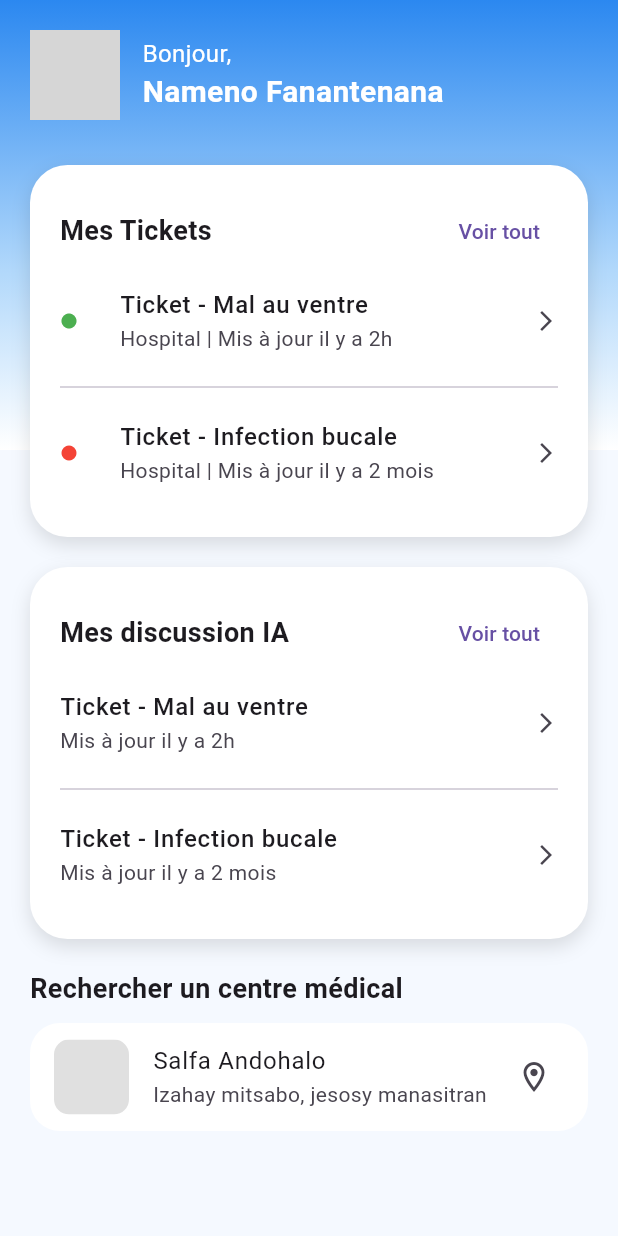
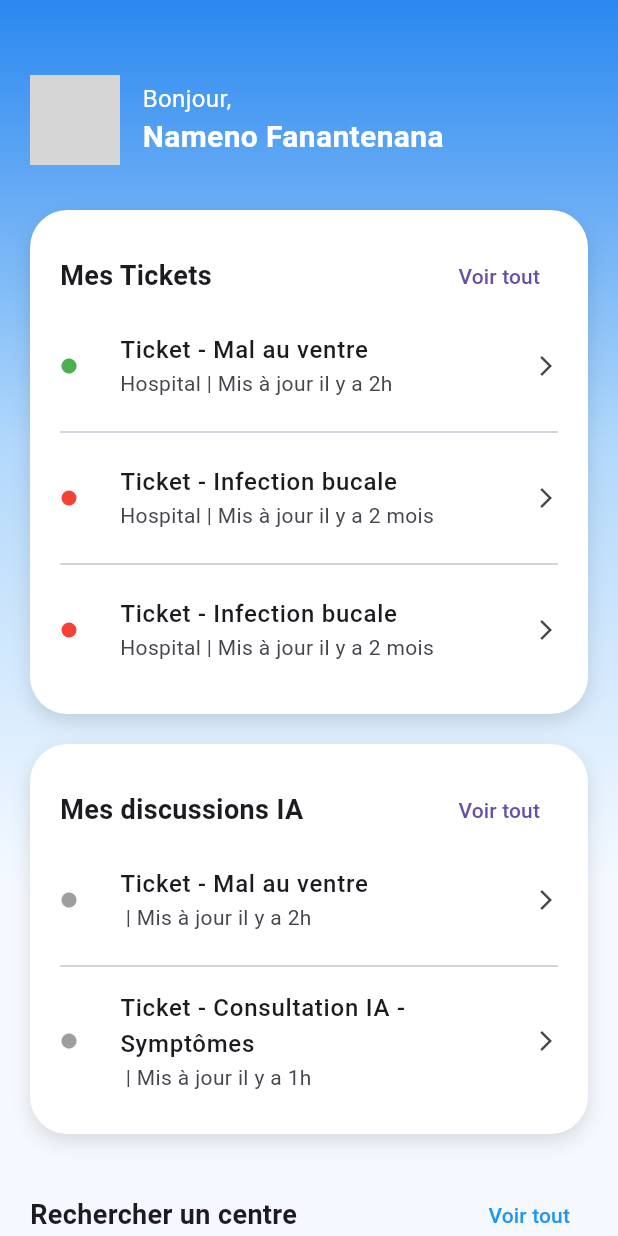
Before and after one commit to loomrkt/medipass, a Flutter app: the HomePage screen opened directly, after a tap on "Voir tout", on a phone screen of 412 x 824 dp. Run offline on Flutter 3.47's test engine with Material 3 defaults, Android fonts, the light colour scheme and no system bars; our stand-ins replace go_router, local_auth, persistent_bottom_nav_bar, shared_preferences; accounts and stored records are empty; network calls fail; grey boxes are pictures that could not be loaded.

Commit message:
home page

```diff
--- /dev/null
+++ b/lib/features/home/domain/entities/medical_item.dart
@@ -0,0 +1,19 @@
+// domain/entities/medical_item.dart
+class MedicalItem {
+  final String title;
+  final String? subtitle;
+  final String time;
+  final dynamic statusColor; // Utiliser un code Hex ou String pour rester pur
+
+  MedicalItem({required this.title, this.subtitle, required this.time, this.statusColor});
+}
+
+// domain/entities/medical_center.dart
+class MedicalCenter {
+  final String name;
+  final String slogan;
+  final String time;
+  final bool showButton;
+
+  MedicalCenter({required this.name, required this.slogan, required this.time, this.showButton = false});
+}
--- a/lib/features/home/presentation/pages/home_page.dart
+++ b/lib/features/home/presentation/pages/home_page.dart
@@ -1,106 +1,127 @@
 import 'package:flutter/material.dart';
-import '../widgets/home_header_widget.dart'; // Vérifie bien le nom du fichier
-import '../widgets/section_card.dart';      // Convention snake_case recommandée
+import '../widgets/home_header_widget.dart';
+import '../widgets/medical_list_section.dart';
+import '../widgets/ActivitySection.dart';
+class HomePage extends StatefulWidget {
+  const HomePage({super.key});
 
-class HomePage extends StatelessWidget {
-  const HomePage({super.key});
+  @override
+  State<HomePage> createState() => _HomePageState();
+}
+
+class _HomePageState extends State<HomePage> {
+  final ScrollController _scrollController = ScrollController();
+
+  // Données simulées
+  final List<Map<String, dynamic>> ticketsData = [
+    {
+      "title": "Mal au ventre",
+      "subtitlePrefix": "Hospital",
+      "time": "il y a 2h",
+      "statusColor": Colors.green,
+    },
+    {
+      "title": "Infection bucale",
+      "subtitlePrefix": "Hospital",
+      "time": "il y a 2 mois",
+      "statusColor": Colors.red,
+    },
+    {
+      "title": "Infection bucale",
+      "subtitlePrefix": "Hospital",
+      "time": "il y a 2 mois",
+      "statusColor": Colors.red,
+    },
+  ];
+
+  final List<Map<String, dynamic>> iaData = [
+    {
+      "title": "Mal au ventre",
+      "time": "il y a 2h",
+    },
+    {
+      "title": "Consultation IA - Symptômes",
+      "time": "il y a 1h",
+    },
+  ];
+
+  final List<Map<String, dynamic>> centresData = [
+    {
+      "name": "Salfa Andohalo",
+      "slogan": "Izahay mitsabo, jesosy manasitran",
+      "time": "10:30am - 5:30pm",
+      "showButton": true,
+    },
+    {
+      "name": "Salfa Andohalo",
+      "slogan": "Izahay mitsabo, jesosy manasitran",
+      "time": "10:30am - 5:30pm",
+      "showButton": true,
+    },
+  ];
+
+  final List<Map<String, dynamic>> labosData = [
+    {
+      "name": "Salfa Andohalo",
+      "slogan": "Izahay mitsabo, jesosy manasitran",
+      "time": "10:30am - 5:30pm",
+      "showButton": false,
+    },
+    {
+      "name": "Salfa Andohalo",
+      "slogan": "Izahay mitsabo, jesosy manasitran",
+      "time": "10:30am - 5:30pm",
+      "showButton": false,
+    },
+  ];
 
 @override
 Widget build(BuildContext context) {
   return Scaffold(
-      backgroundColor: const Color(0xFFF5F9FF),
-      body: Stack(
-        children: [
-          // Fond dégradé
-          Container(
-            height: 300,
+    // On enlève le Stack ici
+    body: SingleChildScrollView(
+      controller: _scrollController,
+      physics: const BouncingScrollPhysics(),
+      child: Container(
+        // Le dégradé est appliqué ici
         decoration: const BoxDecoration(
           gradient: LinearGradient(
             begin: Alignment.topCenter,
             end: Alignment.bottomCenter,
-                stops: [0.0, 0.6, 1.0],
+            stops: [0.0, 0.2, 0.4],
             colors: [
-                  Color(0xFF2B88F0), // Radiant blue from the images
-                  Color(0xFFB1D8FB), // Lighter blue transition
-                  Colors.white,      // Fades completely into white
+              Color(0xFF2B88F0),
+              Color(0xFFB1D8FB),
+              Color(0xFFF5F9FF),
+            ],
+          ),
+        ),
+        child: SafeArea(
+          child: Column(
+            children: [
+              const SizedBox(height: 30),
+              const HomeHeaderWidget(),
+              ActivitySection(title: "Mes Tickets", data: ticketsData),
+              ActivitySection(title: "Mes discussions IA", data: iaData),
+              const SizedBox(height: 10),
+              MedicalListSection(
+                title: "Rechercher un centre",
+                onSeeAllPressed: () {},
+                items: centresData,
+              ),
+              const SizedBox(height: 10),
+              MedicalListSection(
+                title: "Rechercher un laboratoire",
+                onSeeAllPressed: () {},
+                items: labosData,
+              ),
+              const SizedBox(height: 30),
             ],
           ),
         ),
       ),
-          SafeArea(
-            child: SingleChildScrollView(
-              child: Column(
-                children: [
-                  // Remplacement de _buildHeader() par le Widget
-                  const HomeHeaderWidget(),
-
-                  SectionCard(
-                    title: "Mes Tickets",
-                    children: [
-                      _buildTicketItem("Mal au ventre", "Hospital", "il y a 2h", Colors.green),
-                      const Divider(),
-                      _buildTicketItem("Infection bucale", "Hospital", "il y a 2 mois", Colors.red),
-                    ],
-                  ),
-
-                  SectionCard(
-                    title: "Mes discussion IA",
-                    children: [
-                      _buildTicketItem("Mal au ventre", null, "il y a 2h", null),
-                      const Divider(),
-                      _buildTicketItem("Infection bucale", null, "il y a 2 mois", null),
-                    ],
-                  ),
-
-                  _buildMedicalCenterSearch(),
-                ],
-              ),
-            ),
-          ),
-        ],
     ),
   );
 }
 
-  // Garde ces méthodes ici pour l'instant, ou transforme les aussi en widgets
-  // dans le dossier /widgets pour une Clean Arch parfaite !
-  Widget _buildTicketItem(String title, String? hospital, String time, Color? statusColor) {
-    return ListTile(
-      contentPadding: EdgeInsets.zero,
-      leading: statusColor != null
-          ? Icon(Icons.circle, color: statusColor, size: 12)
-          : null,
-      title: Text("Ticket - $title", style: const TextStyle(fontWeight: FontWeight.w500)),
-      subtitle: Text("${hospital != null ? '$hospital | ' : ''}Mis à jour $time"),
-      trailing: const Icon(Icons.arrow_forward_ios, size: 16),
-    );
 }
-
-  Widget _buildMedicalCenterSearch() {
-    return Padding(
-      padding: const EdgeInsets.symmetric(horizontal: 20, vertical: 10),
-      child: Column(
-        crossAxisAlignment: CrossAxisAlignment.start,
-        children: [
-          const Text("Rechercher un centre médical", style: TextStyle(fontSize: 18, fontWeight: FontWeight.bold)),
-          const SizedBox(height: 10),
-          Container(
-            decoration: BoxDecoration(
-              color: Colors.white,
-              borderRadius: BorderRadius.circular(20),
-            ),
-            child: ListTile(
-              leading: ClipRRect(
-                borderRadius: BorderRadius.circular(10),
-                child: Container(color: Colors.grey[300], width: 50, height: 50),
-              ),
-              title: const Text("Salfa Andohalo"),
-              subtitle: const Text("Izahay mitsabo, jesosy manasitran"),
-              trailing: const Icon(Icons.location_on_outlined),
-            ),
-          ),
-        ],
-      ),
-    );
-  }
-}
--- /dev/null
+++ b/lib/features/home/presentation/widgets/ActivitySection.dart
@@ -0,0 +1,37 @@
+import 'package:flutter/material.dart';
+import 'section_card.dart';
+import 'ticket_item_widget.dart';
+import 'empty_section.dart';
+
+class ActivitySection extends StatelessWidget {
+  final String title;
+  final List<Map<String, dynamic>> data;
+
+  const ActivitySection({super.key, required this.title, required this.data});
+
+  @override
+  Widget build(BuildContext context) {
+    if (data.isEmpty) return EmptySection(title: title);
+
+    return SectionCard(
+      title: title,
+      children: List.generate(
+        data.length,
+        (index) {
+          final item = data[index];
+          return Column(
+            children: [
+              TicketItemWidget(
+                title: item['title'],
+                subtitlePrefix: item['subtitlePrefix'] ?? '',
+                time: item['time'],
+                statusColor: item['statusColor'] ?? Colors.grey,
+              ),
+              if (index < data.length - 1) const Divider(),
+            ],
+          );
+        },
+      ),
+    );
+  }
+}
--- /dev/null
+++ b/lib/features/home/presentation/widgets/empty_section.dart
@@ -0,0 +1,38 @@
+import 'package:flutter/material.dart';
+import 'section_card.dart';
+
+class EmptySection extends StatelessWidget {
+  final String title;
+  final bool noBackground;
+
+  const EmptySection({super.key, required this.title, this.noBackground=false});
+
+  @override
+  Widget build(BuildContext context) {
+    return SectionCard(
+      noBackground: noBackground,
+      title: title,
+      children: [
+        Padding(
+          padding: const EdgeInsets.symmetric(vertical: 24.0, horizontal: 16.0),
+          child: Column(
+            children: [
+              Icon(Icons.inbox_outlined, size: 48, color: Colors.grey[400]),
+              const SizedBox(height: 12),
+              Text(
+                'Aucun élément',
+                style: TextStyle(color: Colors.grey[600], fontSize: 16, fontWeight: FontWeight.w500),
+              ),
+              const SizedBox(height: 4),
+              Text(
+                'Vous n\'avez rien dans cette section pour le moment.',
+                style: TextStyle(color: Colors.grey[500], fontSize: 14),
+                textAlign: TextAlign.center,
+              ),
+            ],
+          ),
+        ),
+      ],
+    );
+  }
+}
--- /dev/null
+++ b/lib/features/home/presentation/widgets/medical_center_card.dart
@@ -0,0 +1,57 @@
+import 'package:flutter/material.dart';
+
+class MedicalCenterCard extends StatelessWidget {
+  final String name;
+  final String slogan;
+  final String? imageUrl;
+
+  const MedicalCenterCard({
+    super.key,
+    required this.name,
+    required this.slogan,
+    this.imageUrl,
+  });
+
+  @override
+  Widget build(BuildContext context) {
+    return Column(
+      crossAxisAlignment: CrossAxisAlignment.start,
+      children: [
+        const Text(
+          "Rechercher un centre médical",
+          style: TextStyle(fontSize: 18, fontWeight: FontWeight.bold),
+        ),
+        const SizedBox(height: 10),
+        Container(
+          decoration: BoxDecoration(
+            color: Colors.white,
+            borderRadius: BorderRadius.circular(20),
+            boxShadow: [
+              BoxShadow(
+                color: Colors.black.withOpacity(0.05),
+                blurRadius: 10,
+                offset: const Offset(0, 4),
+              ),
+            ],
+          ),
+          child: ListTile(
+            leading: ClipRRect(
+              borderRadius: BorderRadius.circular(10),
+              child: Container(
+                color: Colors.grey[300],
+                width: 50,
+                height: 50,
+                child: imageUrl != null
+                    ? Image.network(imageUrl!, fit: BoxFit.cover)
+                    : const Icon(Icons.local_hospital, color: Colors.blue),
+              ),
+            ),
+            title: Text(name),
+            subtitle: Text(slogan),
+            trailing: const Icon(Icons.location_on_outlined, color: Colors.blue),
+          ),
+        ),
+      ],
+    );
+  }
+}
--- /dev/null
+++ b/lib/features/home/presentation/widgets/medical_item_card.dart
@@ -0,0 +1,74 @@
+import 'package:flutter/material.dart';
+
+class MedicalItemCard extends StatelessWidget {
+  final String name;
+  final String slogan;
+  final String time;
+  final bool showAppointmentButton;
+
+  const MedicalItemCard({
+    super.key,
+    required this.name,
+    required this.slogan,
+    required this.time,
+    this.showAppointmentButton = false,
+  });
+
+  @override
+  Widget build(BuildContext context) {
+    return Container(
+      padding: const EdgeInsets.all(16),
+      decoration: BoxDecoration(
+        color: Colors.white,
+        borderRadius: BorderRadius.circular(20),
+      ),
+      child: Column(
+        children: [
+          Row(
+            children: [
+              ClipRRect(
+                borderRadius: BorderRadius.circular(10),
+                child: Container(color: Colors.grey[200], width: 50, height: 50),
+              ),
+              const SizedBox(width: 12),
+              Expanded(
+                child: Column(
+                  crossAxisAlignment: CrossAxisAlignment.start,
+                  children: [
+                    Text(name, style: const TextStyle(fontWeight: FontWeight.bold, fontSize: 16)),
+                    Text(slogan, style: TextStyle(color: Colors.grey[600], fontSize: 13)),
+                    const SizedBox(height: 4),
+                    Row(
+                      children: [
+                        const Icon(Icons.access_time, size: 14, color: Colors.grey),
+                        const SizedBox(width: 4),
+                        Text(time, style: const TextStyle(color: Colors.grey, fontSize: 12)),
+                      ],
+                    ),
+                  ],
+                ),
+              ),
+              const Icon(Icons.location_on_outlined, color: Colors.black54),
+            ],
+          ),
+          if (showAppointmentButton) ...[
+            const SizedBox(height: 12),
+            SizedBox(
+              width: double.infinity,
+              child: ElevatedButton(
+                onPressed: () {},
+                style: ElevatedButton.styleFrom(
+                  backgroundColor: const Color(0xFFE3F2FD),
+                  foregroundColor: Colors.blue,
+                  elevation: 0,
+                  shape: RoundedRectangleBorder(borderRadius: BorderRadius.circular(12)),
+                ),
+                child: const Text("Prendre rendez-vous"),
+              ),
+            ),
+          ]
+        ],
+      ),
+    );
+  }
+}
--- /dev/null
+++ b/lib/features/home/presentation/widgets/medical_list_section.dart
@@ -0,0 +1,61 @@
+import 'package:flutter/material.dart';
+import 'medical_item_card.dart';
+import 'empty_section.dart';
+
+class MedicalListSection extends StatelessWidget {
+  final String title;
+  final VoidCallback? onSeeAllPressed;
+  final List<Map<String, dynamic>> items; // Données des centres/labos
+
+  const MedicalListSection({
+    super.key,
+    required this.title,
+    this.onSeeAllPressed,
+    required this.items,
+  });
+
+  @override
+  Widget build(BuildContext context) {
+    if (items.isEmpty) return EmptySection(title: title, noBackground: true );
+
+    return Column(
+      children: [
+        // Header de la section
+        Padding(
+          padding: const EdgeInsets.symmetric(horizontal: 20, vertical: 10),
+          child: Row(
+            mainAxisAlignment: MainAxisAlignment.spaceBetween,
+            children: [
+              Text(
+                title,
+                style: const TextStyle(fontSize: 18, fontWeight: FontWeight.bold),
+              ),
+              if (onSeeAllPressed != null)
+                TextButton(
+                  onPressed: onSeeAllPressed,
+                  child: const Text("Voir tout", style: TextStyle(color: Colors.blue)),
+                ),
+            ],
+          ),
+        ),
+        // Liste des items
+        ListView.separated(
+          shrinkWrap: true,
+          physics: const NeverScrollableScrollPhysics(),
+          padding: const EdgeInsets.symmetric(horizontal: 20),
+          itemCount: items.length,
+          separatorBuilder: (context, index) => const SizedBox(height: 12),
+          itemBuilder: (context, index) {
+            final item = items[index];
+            return MedicalItemCard(
+              name: item['name'],
+              slogan: item['slogan'],
+              time: item['time'],
+              showAppointmentButton: item['showButton'] ?? false,
+            );
+          },
+        ),
+      ],
+    );
+  }
+}
--- a/lib/features/home/presentation/widgets/section_card.dart
+++ b/lib/features/home/presentation/widgets/section_card.dart
@@ -3,19 +3,31 @@ import 'package:flutter/material.dart';
 class SectionCard extends StatelessWidget {
   final String title;
   final List<Widget> children;
+  final bool noBackground; // Correction du nom (Background avec deux 'g')
 
-  const SectionCard({required this.title, required this.children});
+  // On ajoute noBackground ici avec false par défaut
+  const SectionCard({
+    super.key,
+    required this.title,
+    required this.children,
+    this.noBackground = false,
+  });
 
   @override
   Widget build(BuildContext context) {
     return Container(
       margin: const EdgeInsets.symmetric(horizontal: 20, vertical: 10),
       padding: const EdgeInsets.all(20),
-      decoration: BoxDecoration(
-        color: Colors.white,
-        borderRadius: BorderRadius.circular(25),
-        boxShadow: [BoxShadow(color: Colors.black12, blurRadius: 10, offset: Offset(0, 5))],
-      ),
+      // Si noBackground est vrai, on met la décoration à null
+      decoration: noBackground
+          ? null
+          : BoxDecoration(
+              color: Colors.white,
+              borderRadius: BorderRadius.circular(25),
+              boxShadow: const [
+                BoxShadow(color: Colors.black12, blurRadius: 10, offset: Offset(0, 5))
+              ],
+            ),
       child: Column(
         children: [
           Row(
--- /dev/null
+++ b/lib/features/home/presentation/widgets/ticket_item_widget.dart
@@ -0,0 +1,34 @@
+import 'package:flutter/material.dart';
+
+class TicketItemWidget extends StatelessWidget {
+  final String title;
+  final String? subtitlePrefix;
+  final String time;
+  final Color? statusColor;
+
+  const TicketItemWidget({
+    super.key,
+    required this.title,
+    this.subtitlePrefix,
+    required this.time,
+    this.statusColor,
+  });
+
+  @override
+  Widget build(BuildContext context) {
+    return ListTile(
+      contentPadding: EdgeInsets.zero,
+      leading: statusColor != null
+          ? Icon(Icons.circle, color: statusColor, size: 12)
+          : null,
+      title: Text(
+        "Ticket - $title",
+        style: const TextStyle(fontWeight: FontWeight.w500),
+      ),
+      subtitle: Text(
+        "${subtitlePrefix != null ? '$subtitlePrefix | ' : ''}Mis à jour $time",
+      ),
+      trailing: const Icon(Icons.arrow_forward_ios, size: 16),
+    );
+  }
+}
--- a/lib/main_navigation_page.dart
+++ b/lib/main_navigation_page.dart
@@ -27,8 +27,8 @@ class _MainNavigationPageState extends State<MainNavigationPage> {
           inactiveColorPrimary: Colors.grey,
         ),
         PersistentBottomNavBarItem(
-          icon: Icon(Icons.folder),
-          title: ('Tickets'),
+          icon: Icon(Icons.search),
+          title: ('Rechercher'),
           activeColorPrimary: Colors.blue,
           inactiveColorPrimary: Colors.grey,
         ),
```
Lines whose indentation alone changed are shown as unchanged.
